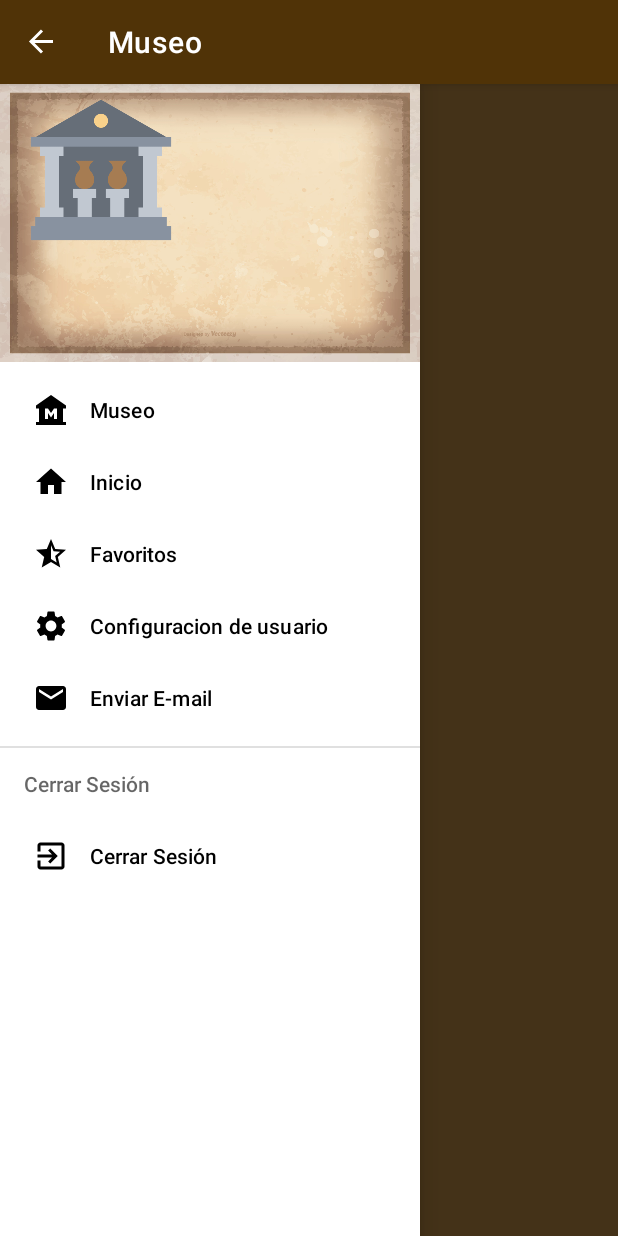
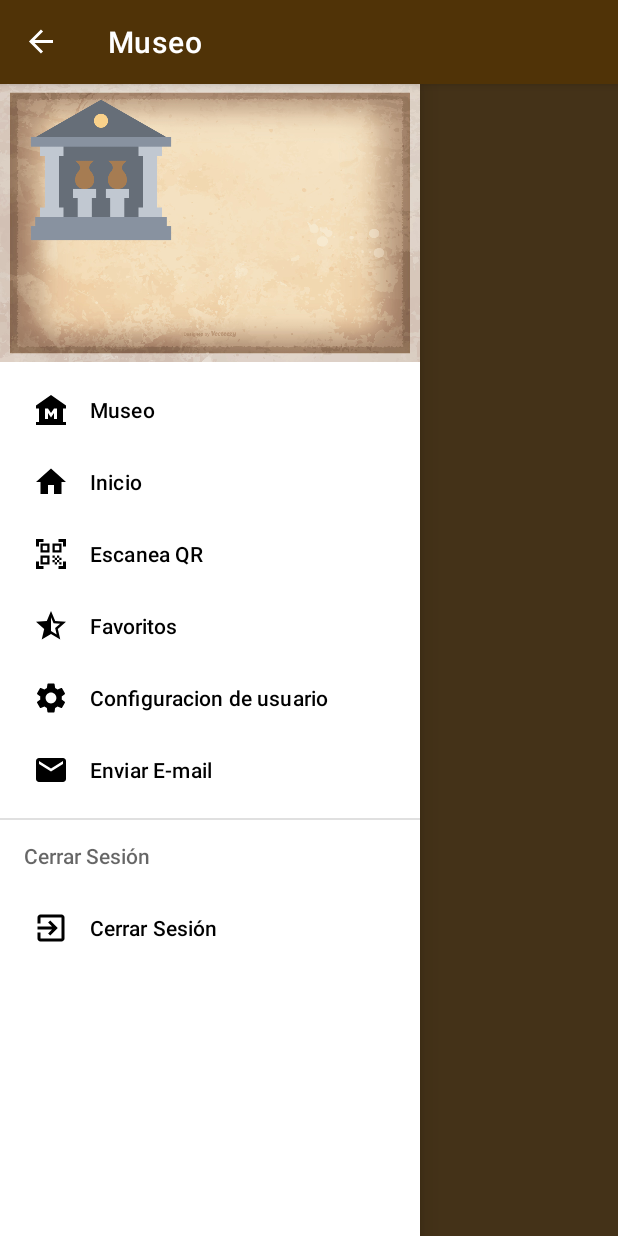
Before and after one commit to AlfredoGari/Aplicacion_Museo, an Android app: the navigation_user screen opened directly, with no data from a screen before it, with the side drawer open, on a phone screen of 412 x 824 dp. Run offline under Robolectric (Android 15) with nearby library versions, the phone set to English and light mode, and no system bars; libraries missing offline, so code that uses them is left out: com.google.zxing.integration; 3 statements that could not run were skipped.

Commit message:
Implementacion de QR, persiste el problema con el navigation_contrasena_fragments.xml dentro de la carpeta de Navegacion.

```diff
--- a/app/build.gradle
+++ b/app/build.gradle
@@ -50,6 +50,8 @@ dependencies {
     androidTestImplementation 'androidx.test.espresso:espresso-core:3.4.0'
     implementation 'com.squareup.picasso:picasso:2.71828'
     implementation 'com.google.android.material:material:1.2.1'
+    implementation 'com.google.zxing:core:3.3.0'
+    implementation('com.journeyapps:zxing-android-embedded:4.1.0') { transitive = false }
     implementation "androidx.fragment:fragment-ktx:1.2.5"
     implementation 'androidx.recyclerview:recyclerview:1.2.1'
     implementation 'com.google.android.material:material:1.1.0'
--- a/app/src/main/java/com/example/museo/CambiarContraFragment.kt
+++ b/app/src/main/java/com/example/museo/CambiarContraFragment.kt
@@ -5,6 +5,7 @@ import android.view.LayoutInflater
 import android.view.View
 import android.view.ViewGroup
 import android.widget.Button
+import android.widget.Toast
 import androidx.fragment.app.Fragment
 
 class CambiarContraFragment: Fragment() {
--- a/app/src/main/java/com/example/museo/HomeFragment.kt
+++ b/app/src/main/java/com/example/museo/HomeFragment.kt
@@ -7,6 +7,7 @@ import android.view.LayoutInflater
 import android.view.View
 import android.view.ViewGroup
 import android.widget.Button
+import androidx.fragment.app.FragmentTransaction
 import androidx.recyclerview.widget.LinearLayoutManager
 import com.example.museo.databinding.FragmentHomeBinding
 
@@ -35,6 +36,7 @@ class HomeFragment : Fragment() {
         binding.list.setOnClickListener{
 
 
+
         }
 
     }
--- /dev/null
+++ b/app/src/main/res/drawable/boton_redondeado_d.xml
@@ -0,0 +1,5 @@
+<?xml version="1.0" encoding="utf-8"?>
+<shape xmlns:android="http://schemas.android.com/apk/res/android">
+    <corners android:radius="100dp"/>
+    <solid android:color="@color/brownB"/>
+</shape>
--- /dev/null
+++ b/app/src/main/res/drawable/ic_baseline_qr_code_scanner_24.xml
@@ -0,0 +1,10 @@
+<vector xmlns:android="http://schemas.android.com/apk/res/android"
+    android:width="24dp"
+    android:height="24dp"
+    android:viewportWidth="24"
+    android:viewportHeight="24"
+    android:tint="?attr/colorControlNormal">
+  <path
+      android:fillColor="@android:color/white"
+      android:pathData="M9.5,6.5v3h-3v-3H9.5M11,5H5v6h6V5L11,5zM9.5,14.5v3h-3v-3H9.5M11,13H5v6h6V13L11,13zM17.5,6.5v3h-3v-3H17.5M19,5h-6v6h6V5L19,5zM13,13h1.5v1.5H13V13zM14.5,14.5H16V16h-1.5V14.5zM16,13h1.5v1.5H16V13zM13,16h1.5v1.5H13V16zM14.5,17.5H16V19h-1.5V17.5zM16,16h1.5v1.5H16V16zM17.5,14.5H19V16h-1.5V14.5zM17.5,17.5H19V19h-1.5V17.5zM22,7h-2V4h-3V2h5V7zM22,22v-5h-2v3h-3v2H22zM2,22h5v-2H4v-3H2V22zM2,2v5h2V4h3V2H2z"/>
+</vector>
--- a/app/src/main/res/layout/fragment_home.xml
+++ b/app/src/main/res/layout/fragment_home.xml
@@ -13,7 +13,7 @@
         android:id="@+id/qr"
         android:layout_height="230dp"
         android:layout_marginLeft="88dp"
-        android:background="@drawable/boton_redondeado"
+        android:background="@drawable/boton_redondeado_d"
         android:src="@drawable/qrcodescan_120401"
         app:layout_constraintBottom_toBottomOf="parent"
         app:layout_constraintLeft_toLeftOf="parent"
@@ -25,7 +25,7 @@
         android:id="@+id/list"
         android:layout_height="230dp"
         android:layout_marginLeft="88dp"
-        android:background="@drawable/boton_redondeado"
+        android:background="@drawable/boton_redondeado_d"
         android:src="@drawable/burger_line_list_menu_nav_navigation_option_icon_123231"
         app:layout_constraintBottom_toBottomOf="parent"
         app:layout_constraintLeft_toLeftOf="parent"
--- a/app/src/main/res/menu/nav_menu.xml
+++ b/app/src/main/res/menu/nav_menu.xml
@@ -10,6 +10,10 @@
     <item android:id="@+id/nav_home"
         android:title="@string/inicio"
         android:icon="@drawable/home_item"/>
+
+    <item android:id="@+id/nav_qr"
+        android:title="@string/scan"
+        android:icon="@drawable/ic_baseline_qr_code_scanner_24"/>
 
     <item android:id="@+id/nav_fav"
         android:title="@string/fav"
```
Also changed, not shown: app/src/main/AndroidManifest.xml (+9 -1 lines), app/src/main/java/com/example/museo/navigation_user.kt (+30 -0 lines), 2 other files.
